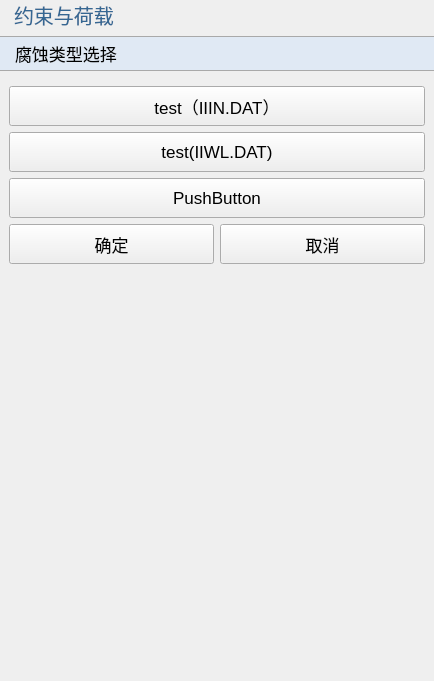
This is plugins/Base_PhysicalField/PhysicalFieldSettingWidget.ui in asd977/base_cae as Qt 5 draws it before an edit. The edited form follows.
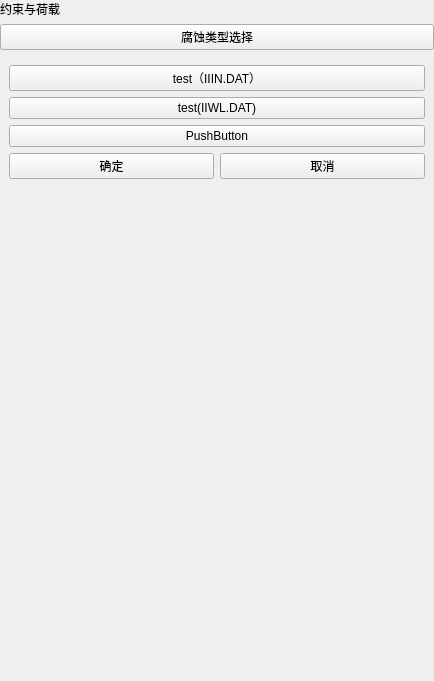
This is the edited form. Icons and pictures are not drawn.

Commit message: fix(ui): place verticalSpacer at page root layout end

```diff
--- a/plugins/Base_PhysicalField/PhysicalFieldSettingWidget.ui
+++ b/plugins/Base_PhysicalField/PhysicalFieldSettingWidget.ui
@@ -13,104 +13,6 @@
   <property name="windowTitle">
    <string>腐蚀类型选择</string>
   </property>
-  <property name="styleSheet">
-   <string notr="true">QWidget{
-font-family: &quot;Microsoft YaHei&quot;, &quot;微软雅黑&quot;;
-}
-QPushButton {
-    font-size: 17px;
-    min-height: 32px;
-}
-QPushButton#pushButton {
-    background-color: rgb(224, 233, 244);
-    border-width: 1px;
-    border-color: rgb(121, 121, 121);
-    border-style: solid;
-    min-height: 33px;
-    border-top: 1px solid rgb(169, 169, 169);
-    border-bottom: 1px solid rgb(169, 169, 169);
-    border-left: none;
-    border-right: none;
-    text-align: left;
-    padding-left: 15px;
-    font-size: 17px;
-}
-QLabel {
-    font-size: 17px;
-    color: rgb(51, 51, 51);
-}
-QLabel#pageNameLabel {
-    font-size: 20px;
-    padding-left: 9px;
-    color: rgb(53, 103, 147);
-}
-QLineEdit, QTextEdit, QPlainTextEdit, QSpinBox, QDoubleSpinBox, QDateTimeEdit {
-    border: 1px solid rgb(200, 200, 200);
-    border-radius: 2px;
-    font-size: 17px;
-    min-height: 30px;
-}
-QLineEdit:focus, QTextEdit:focus, QPlainTextEdit:focus,
-QSpinBox:focus, QDoubleSpinBox:focus, QDateTimeEdit:focus {
-    border-color: rgb(100, 100, 255);
-    outline: none;
-}
-QComboBox {
-    font-size: 17px;
-    color: rgb(51, 51, 51);
-    padding-left: 6px;
-    background: rgb(240, 240, 240);
-    border: 1px solid rgb(169, 169, 169);
-    border-radius: 3px;
-    min-height: 30px;
-}
-QComboBox::drop-down {
-    subcontrol-origin: padding;
-    subcontrol-position: top right;
-    width: 20px;
-    background: rgb(240, 240, 240);
-    border-left: 1px solid rgb(190, 190, 190);
-}
-QComboBox::down-arrow {
-    image: url(:/resources/arrow_down_drawn.svg);
-    width: 12px;
-    height: 12px;
-}
-QSpinBox::up-button, QDoubleSpinBox::up-button {
-    subcontrol-origin: border;
-    subcontrol-position: top right;
-    width: 18px;
-    border-left: 1px solid rgb(190, 190, 190);
-    border-bottom: 1px solid rgb(210, 210, 210);
-    background: rgb(240, 240, 240);
-}
-QSpinBox::down-button, QDoubleSpinBox::down-button {
-    subcontrol-origin: border;
-    subcontrol-position: bottom right;
-    width: 18px;
-    border-left: 1px solid rgb(190, 190, 190);
-    background: rgb(240, 240, 240);
-}
-QSpinBox::up-arrow, QDoubleSpinBox::up-arrow {
-    image: url(:/resources/arrow_up_drawn.svg);
-    width: 10px;
-    height: 10px;
-}
-QSpinBox::down-arrow, QDoubleSpinBox::down-arrow {
-    image: url(:/resources/arrow_down_drawn.svg);
-    width: 10px;
-    height: 10px;
-}
-QRadioButton, QCheckBox, QGroupBox {
-    font-size: 17px;
-}
-QTableWidget, QTreeWidget, QListWidget {
-    font-size: 16px;
-    gridline-color: rgb(210, 210, 210);
-}
-
-</string>
-  </property>
   <layout class="QVBoxLayout" name="verticalLayout">
    <property name="leftMargin">
     <number>0</number>
```
Left out of the diff: 6 changed lines with no effect on the pictures. The commit also changes 45 other files.
